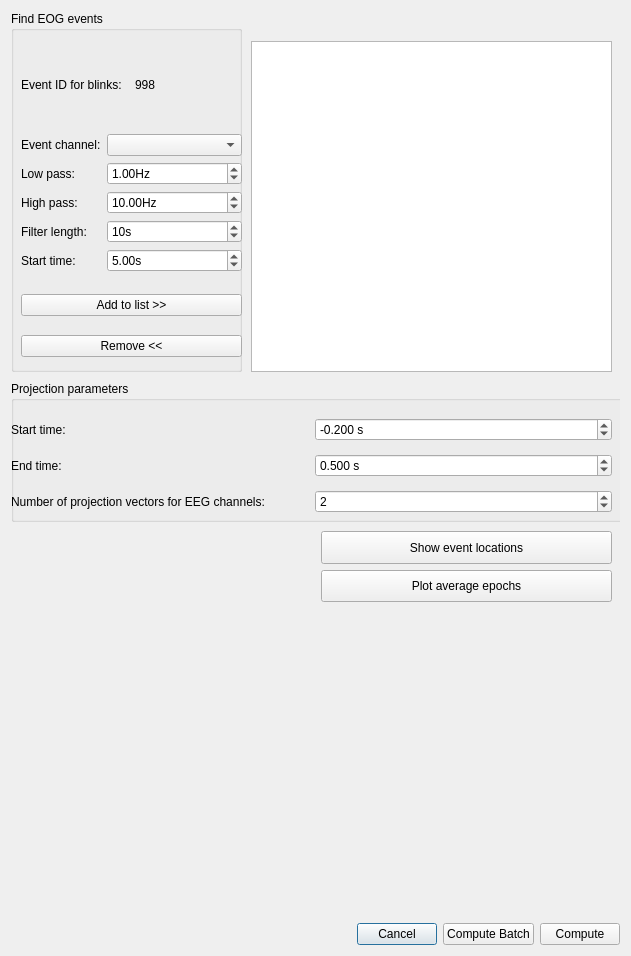
Old version of the form qt4Designer_ui_files/eegParametersDialogUi.ui in the repository cibr-jyu/meggie.
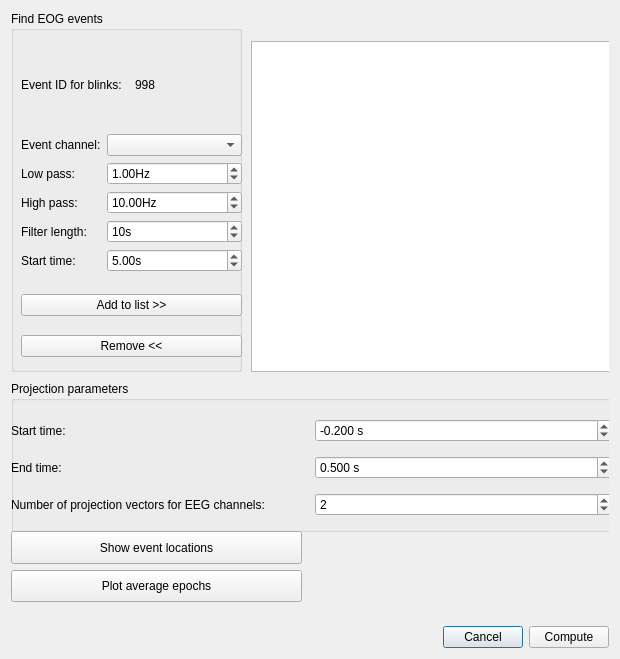
New version of the form.

Commit message: Remove eeg batch

Diff of the .ui file:
```diff
--- a/qt4Designer_ui_files/eegParametersDialogUi.ui
+++ b/qt4Designer_ui_files/eegParametersDialogUi.ui
@@ -6,8 +6,8 @@
    <rect>
     <x>0</x>
     <y>0</y>
-    <width>631</width>
-    <height>956</height>
+    <width>620</width>
+    <height>659</height>
    </rect>
   </property>
   <property name="windowTitle">
@@ -36,13 +36,6 @@
        </property>
       </widget>
      </item>
-     <item>
-      <widget class="QPushButton" name="pushButtonComputeBatch">
-       <property name="text">
-        <string>Compute Batch</string>
-       </property>
-      </widget>
-     </item>
      <item>
       <widget class="QPushButton" name="pushButtonCompute">
        <property name="sizePolicy">
@@ -71,8 +64,8 @@
        <rect>
         <x>0</x>
         <y>0</y>
-        <width>613</width>
-        <height>899</height>
+        <width>602</width>
+        <height>602</height>
        </rect>
       </property>
       <widget class="QGroupBox" name="groupBoxEvents">
@@ -324,7 +317,7 @@
          <x>0</x>
          <y>370</y>
          <width>621</width>
-         <height>141</height>
+         <height>151</height>
         </rect>
        </property>
        <property name="title">
@@ -336,7 +329,7 @@
           <x>0</x>
           <y>30</y>
           <width>601</width>
-          <height>111</height>
+          <height>113</height>
          </rect>
         </property>
         <layout class="QGridLayout" name="gridLayout_2">
@@ -424,20 +417,10 @@
         </layout>
        </widget>
       </widget>
-      <widget class="QWidget" name="widget" native="true">
-       <property name="geometry">
-        <rect>
-         <x>0</x>
-         <y>520</y>
-         <width>301</width>
-         <height>371</height>
-        </rect>
-       </property>
-      </widget>
       <widget class="QWidget" name="verticalLayoutWidget_2">
        <property name="geometry">
         <rect>
-         <x>310</x>
+         <x>0</x>
          <y>520</y>
          <width>291</width>
          <height>71</height>
```
Left out of the diff: 16 changed lines with no effect on the pictures. The commit also changes 4 other files.
